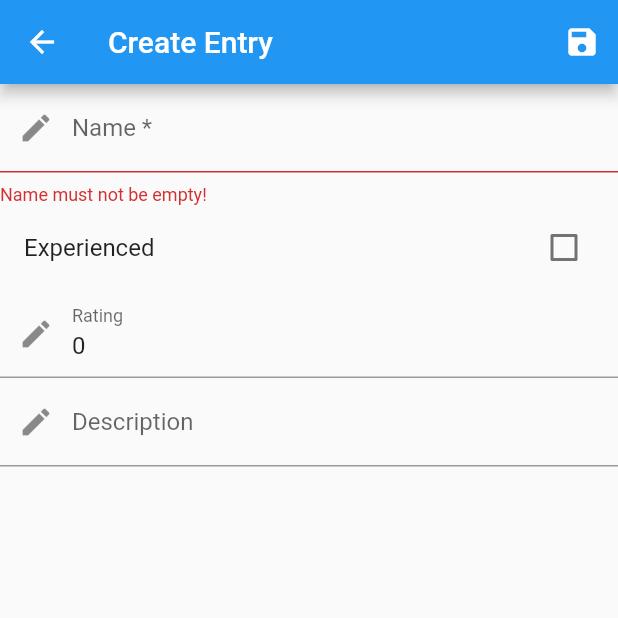
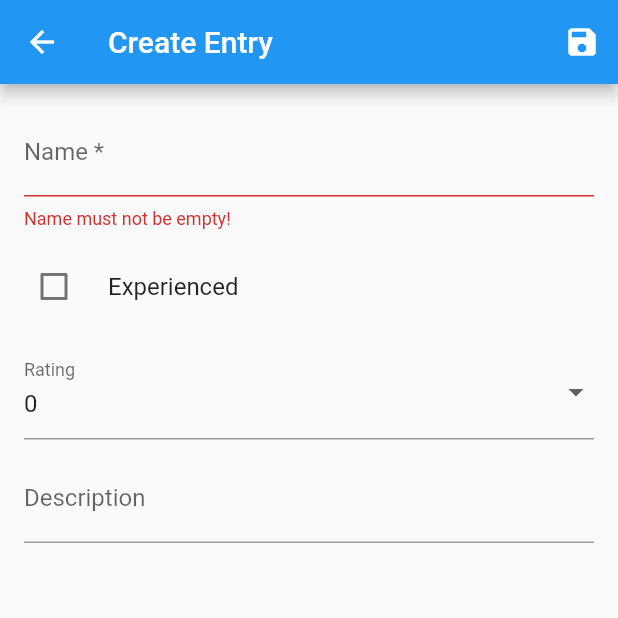
Before and after one commit to DrGilion/ListerApp, a Flutter app: the ItemCreationPage screen opened directly with empty values, after a tap on the "save" icon, on a phone screen of 412 x 824 dp, the top half of it. Run offline on Flutter 3.47's test engine with Material 2 defaults, Android fonts, the phone set to English and light mode, and no system bars; our stand-ins replace dartz, logger, sqflite; accounts and stored records are empty.

Commit message:
fixed bugs in item_creation_page.dart. added json serialization to lister item. refactored database migrations.

```diff
--- a/lib/component/lister_item_tile.dart
+++ b/lib/component/lister_item_tile.dart
@@ -11,7 +11,7 @@ class ListerItemTile extends StatelessWidget {
     return ListTile(
       leading: listItem.experienced ? Icon(Icons.check) : Icon(Icons.close),
       title: Text(listItem.name),
-      subtitle: Text(listItem.description),
+      subtitle: Text(listItem.description, maxLines: 2, overflow: TextOverflow.ellipsis,),
       trailing: Text(listItem.rating.toString()),
     );
   }
--- /dev/null
+++ b/lib/component/save_loading_button.dart
@@ -0,0 +1,22 @@
+import 'package:flutter/material.dart';
+
+class SaveLoadingButton extends StatelessWidget {
+  final bool isSaving;
+  final VoidCallback onPressed;
+
+  const SaveLoadingButton({Key? key, required this.isSaving, required this.onPressed}) : super(key: key);
+
+  @override
+  Widget build(BuildContext context) {
+    return IconButton(
+      icon: isSaving
+          ? SizedBox(
+              width: IconTheme.of(context).size,
+              height: IconTheme.of(context).size,
+              child: const CircularProgressIndicator(color: Colors.white))
+          : Icon(Icons.save),
+      tooltip: 'Save',
+      onPressed: onPressed,
+    );
+  }
+}
--- /dev/null
+++ b/lib/model/failure.dart
@@ -0,0 +1,3 @@
+class Failure{
+
+}
--- a/lib/model/lister_item.dart
+++ b/lib/model/lister_item.dart
@@ -1,15 +1,32 @@
+import 'package:json_annotation/json_annotation.dart';
+import 'package:lister_app/utils.dart';
+
+part 'lister_item.g.dart';
+
+@JsonSerializable()
 class ListerItem{
   static const String tableName = "core_list_item";
 
-  int id;
+  @JsonKey(includeIfNull: false)
+  int? id;
+  @JsonKey(name: 'list_id')
   int listId;
   String name;
+  @JsonKey(defaultValue: '')
   String description;
   int rating;
+  @JsonKey(fromJson: Utils.intToBool, toJson: Utils.boolToInt)
   bool experienced;
+  @JsonKey(name: 'created_on', fromJson: Utils.dateFromMillis, toJson: Utils.dateToMillis)
   DateTime createdOn;
+  @JsonKey(name: 'modified_on', fromJson: Utils.dateFromMillis, toJson: Utils.dateToMillis)
   DateTime modifiedOn;
 
   ListerItem(this.id, this.listId, this.name, this.description, this.rating, this.experienced, this.createdOn,
       this.modifiedOn);
+
+  factory ListerItem.fromJson(Map<String, dynamic> json) => _$ListerItemFromJson(json);
+
+  Map<String, dynamic> toJson() => _$ListerItemToJson(this);
+
 }
--- a/lib/model/simple_lister_list.dart
+++ b/lib/model/simple_lister_list.dart
@@ -1,10 +1,9 @@
-
 import 'package:json_annotation/json_annotation.dart';
 
 part 'simple_lister_list.g.dart';
 
 @JsonSerializable()
-class SimpleListerList{
+class SimpleListerList {
   static const String tableName = "core_list";
 
   @JsonKey(includeIfNull: false)
--- a/lib/page/item_creation_page.dart
+++ b/lib/page/item_creation_page.dart
@@ -1,4 +1,5 @@
 import 'package:flutter/material.dart';
+import 'package:lister_app/component/save_loading_button.dart';
 import 'package:lister_app/model/lister_item.dart';
 import 'package:lister_app/service/persistence_service.dart';
 
@@ -20,8 +21,9 @@ class _ItemCreationPageState extends State<ItemCreationPage> {
   int rating = 0;
 
   final GlobalKey<FormState> formKey = GlobalKey();
+  bool isSaving = false;
 
-  final InputDecoration inputDecoration = InputDecoration(prefixIcon: Icon(Icons.edit));
+  final InputDecoration inputDecoration = InputDecoration();
 
   @override
   Widget build(BuildContext context) {
@@ -30,30 +32,35 @@ class _ItemCreationPageState extends State<ItemCreationPage> {
         appBar: AppBar(
           title: Text('Create Entry'),
           actions: [
-            IconButton(
-              icon: Icon(Icons.save),
-              onPressed: _trySave,
+            SaveLoadingButton(
+              isSaving: isSaving,
+              onPressed: () => _trySave(context),
             )
           ],
         ),
         body: Form(
           key: formKey,
-          child: SingleChildScrollView(
+          child: Padding(
+            padding: const EdgeInsets.all(16.0),
             child: Column(
               children: [
                 TextFormField(
-                  decoration: inputDecoration.copyWith(
-                    labelText: 'Name *'
-                  ),
+                  decoration: inputDecoration.copyWith(labelText: 'Name *'),
                   initialValue: name,
                   validator: (value) {
                     if (value == null || value.isEmpty) {
                       return 'Name must not be empty!';
                     }
                   },
+                  onChanged: (value) {
+                    name = value;
+                  },
                 ),
+                const SizedBox(height: 10),
                 CheckboxListTile(
-                  title: Text("Experienced"),
+                    title: Text("Experienced"),
+                    controlAffinity: ListTileControlAffinity.leading,
+                    contentPadding: EdgeInsets.zero,
                     value: experienced,
                     onChanged: (value) {
                       if (value != null) {
@@ -62,18 +69,29 @@ class _ItemCreationPageState extends State<ItemCreationPage> {
                         });
                       }
                     }),
-                TextFormField(
-                  decoration: inputDecoration.copyWith(
-                      labelText: 'Rating'
+                const SizedBox(height: 10),
+                DropdownButtonFormField<int>(
+                  value: rating,
+                  decoration: inputDecoration.copyWith(labelText: 'Rating'),
+                  items: Iterable<int>.generate(11)
+                      .map((e) => DropdownMenuItem(value: e, child: Text(e.toString())))
+                      .toList(),
+                  onChanged: (value) {
+                    if (value != null) {
+                      rating = value;
+                    }
+                  },
+                ),
+                const SizedBox(height: 10),
+                Expanded(
+                  child: TextFormField(
+                    decoration: inputDecoration.copyWith(labelText: 'Description'),
+                    maxLines: null,
+                    initialValue: description,
+                    onChanged: (value) {
+                      description = value;
+                    },
                   ),
-                  keyboardType: TextInputType.number,
-                  initialValue: rating.toString(),
-                ),
-                TextFormField(
-                  decoration: inputDecoration.copyWith(
-                      labelText: 'Description'
-                  ),
-                  initialValue: description,
                 )
               ],
             ),
@@ -83,11 +101,25 @@ class _ItemCreationPageState extends State<ItemCreationPage> {
     );
   }
 
-  void _trySave() {
+  Future<void> _trySave(BuildContext context) async {
     if (formKey.currentState!.validate()) {
-      ListerItem newItem =
-          PersistenceService.of(context).createItem(widget.listId, name!, description ?? '', rating, experienced);
-      Navigator.of(context).pop(newItem);
+      setState(() {
+        isSaving = true;
+      });
+
+      try {
+        ListerItem newItem = await PersistenceService.of(context)
+            .createItem(widget.listId, name!, description ?? '', rating, experienced);
+        Navigator.of(context).pop(newItem);
+      } catch (e) {
+        ScaffoldMessenger.of(context).showSnackBar(SnackBar(
+            backgroundColor: Colors.red,
+            content: Text('Could not create entry!', style: TextStyle(color: Colors.white))));
+      }
+
+      setState(() {
+        isSaving = false;
+      });
     }
   }
 }
--- a/pubspec.yaml
+++ b/pubspec.yaml
@@ -27,7 +27,9 @@ dependencies:
     sdk: flutter
   #convex_bottom_bar: ^3.0.0
   cupertino_icons: ^1.0.1
+  dartz: ^0.10.0
   json_annotation: ^4.1.0
+  logger: ^1.1.0
   path: ^1.8.0
   provider: ^6.0.0
   sqflite: ^2.0.0+4
```
Also changed, not shown: lib/component/lister_page.dart (+21 -15 lines), lib/main.dart (+32 -19 lines), lib/page/home_page.dart (+17 -6 lines), lib/service/persistence_service.dart (+19 -6 lines), lib/utils.dart (+13 -1 lines), lib/model/lister_item.g.dart (added), pubspec.lock.
